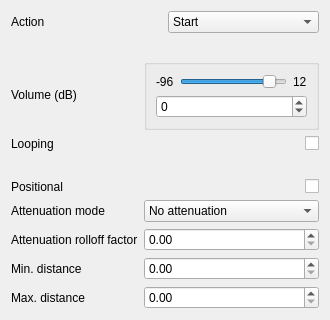
This is Gems/AudioEngineSoLoud/Code/Source/Editor/AudioFileToTriggerParamsWidget.ui in imginimg/o3de as Qt 5 draws it before an edit. The edited form follows.
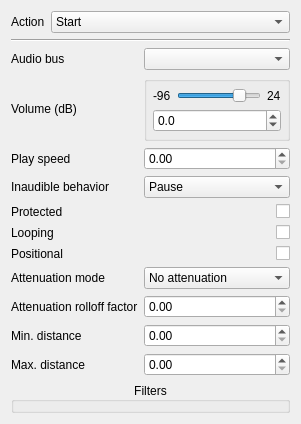
This is the edited form.

Commit message: [AudioEngineSoLoud/AudioSystem] Mix buses/filters initial implementation.

What changed in the file:
```diff
--- a/Gems/AudioEngineSoLoud/Code/Source/Editor/AudioFileToTriggerParamsWidget.ui
+++ b/Gems/AudioEngineSoLoud/Code/Source/Editor/AudioFileToTriggerParamsWidget.ui
@@ -6,17 +6,14 @@
    <rect>
     <x>0</x>
     <y>0</y>
-    <width>330</width>
-    <height>320</height>
+    <width>314</width>
+    <height>434</height>
    </rect>
   </property>
-  <property name="minimumSize">
-   <size>
-    <width>250</width>
-    <height>0</height>
-   </size>
-  </property>
   <layout class="QVBoxLayout" name="verticalLayout">
+   <property name="sizeConstraint">
+    <enum>QLayout::SetFixedSize</enum>
+   </property>
    <item>
     <layout class="QHBoxLayout" name="horizontalLayout">
      <item>
@@ -28,6 +25,12 @@
      </item>
      <item>
       <widget class="QComboBox" name="m_actionCB">
+       <property name="sizePolicy">
+        <sizepolicy hsizetype="MinimumExpanding" vsizetype="Fixed">
+         <horstretch>0</horstretch>
+         <verstretch>0</verstretch>
+        </sizepolicy>
+       </property>
        <item>
         <property name="text">
          <string>Start</string>
@@ -52,14 +55,21 @@
      </item>
     </layout>
    </item>
+   <item>
+    <widget class="Line" name="line">
+     <property name="orientation">
+      <enum>Qt::Horizontal</enum>
+     </property>
+    </widget>
+   </item>
    <item>
     <widget class="QWidget" name="m_dependentWidgetsParent" native="true">
-     <layout class="QGridLayout" name="gridLayout">
+     <layout class="QFormLayout" name="formLayout">
       <property name="leftMargin">
        <number>0</number>
       </property>
       <property name="topMargin">
-       <number>20</number>
+       <number>0</number>
       </property>
       <property name="rightMargin">
        <number>0</number>
@@ -67,44 +77,50 @@
       <property name="bottomMargin">
        <number>0</number>
       </property>
-      <item row="7" column="1">
-       <widget class="QDoubleSpinBox" name="m_maxDistanceDSB">
-        <property name="maximum">
-         <double>99999.000000000000000</double>
-        </property>
-       </widget>
-      </item>
       <item row="0" column="0">
-       <layout class="QVBoxLayout" name="verticalLayout_3">
-        <item>
-         <widget class="QLabel" name="label_4">
-          <property name="text">
-           <string>Volume (dB)</string>
-          </property>
-         </widget>
-        </item>
-       </layout>
-      </item>
-      <item row="5" column="0">
-       <widget class="QLabel" name="label_9">
+       <widget class="QLabel" name="label_3">
         <property name="text">
-         <string>Attenuation rolloff factor</string>
-        </property>
-       </widget>
-      </item>
-      <item row="6" column="0">
-       <widget class="QLabel" name="label_5">
-        <property name="text">
-         <string>Min. distance</string>
+         <string>Audio bus</string>
         </property>
        </widget>
       </item>
       <item row="0" column="1">
+       <widget class="QComboBox" name="m_audioBusCB"/>
+      </item>
+      <item row="1" column="0">
+       <widget class="QLabel" name="label_4">
+        <property name="sizePolicy">
+         <sizepolicy hsizetype="MinimumExpanding" vsizetype="Expanding">
+          <horstretch>0</horstretch>
+          <verstretch>0</verstretch>
+         </sizepolicy>
+        </property>
+        <property name="text">
+         <string>Volume (dB)</string>
+        </property>
+       </widget>
+      </item>
+      <item row="1" column="1">
        <widget class="QGroupBox" name="groupBox">
         <property name="title">
          <string/>
         </property>
         <layout class="QVBoxLayout" name="verticalLayout_2">
+         <property name="spacing">
+          <number>6</number>
+         </property>
+         <property name="leftMargin">
+          <number>6</number>
+         </property>
+         <property name="topMargin">
+          <number>6</number>
+         </property>
+         <property name="rightMargin">
+          <number>6</number>
+         </property>
+         <property name="bottomMargin">
+          <number>6</number>
+         </property>
          <item>
           <layout class="QHBoxLayout" name="horizontalLayout_3">
            <item>
@@ -120,7 +136,7 @@
               <number>-96</number>
              </property>
              <property name="maximum">
-              <number>12</number>
+              <number>24</number>
              </property>
              <property name="orientation">
               <enum>Qt::Horizontal</enum>
@@ -130,33 +146,36 @@
            <item>
             <widget class="QLabel" name="label_12">
              <property name="text">
-              <string>12</string>
+              <string>24</string>
              </property>
             </widget>
            </item>
           </layout>
          </item>
          <item>
-          <widget class="QSpinBox" name="m_volumeSB">
+          <widget class="QDoubleSpinBox" name="m_volumeDSB">
+           <property name="decimals">
+            <number>1</number>
+           </property>
            <property name="minimum">
-            <number>-96</number>
+            <double>-96.000000000000000</double>
            </property>
            <property name="maximum">
-            <number>12</number>
+            <double>96.000000000000000</double>
            </property>
           </widget>
          </item>
         </layout>
        </widget>
       </item>
+      <item row="5" column="0">
+       <widget class="QLabel" name="label">
+        <property name="text">
+         <string>Looping</string>
+        </property>
+       </widget>
+      </item>
       <item row="5" column="1">
-       <widget class="QDoubleSpinBox" name="m_attenuationRolloffFactorDSB">
-        <property name="maximum">
-         <double>99999.000000000000000</double>
-        </property>
-       </widget>
-      </item>
-      <item row="1" column="1">
        <widget class="QCheckBox" name="m_loopingChB">
         <property name="layoutDirection">
          <enum>Qt::RightToLeft</enum>
@@ -166,14 +185,31 @@
         </property>
        </widget>
       </item>
-      <item row="3" column="0">
+      <item row="6" column="0">
        <widget class="QLabel" name="label_2">
         <property name="text">
          <string>Positional</string>
         </property>
        </widget>
       </item>
-      <item row="4" column="1">
+      <item row="6" column="1">
+       <widget class="QCheckBox" name="m_positionalChB">
+        <property name="layoutDirection">
+         <enum>Qt::RightToLeft</enum>
+        </property>
+        <property name="checkable">
+         <bool>true</bool>
+        </property>
+       </widget>
+      </item>
+      <item row="7" column="0">
+       <widget class="QLabel" name="label_8">
+        <property name="text">
+         <string>Attenuation mode</string>
+        </property>
+       </widget>
+      </item>
+      <item row="7" column="1">
        <widget class="QComboBox" name="m_attenuationModeCB">
         <item>
          <property name="text">
@@ -197,56 +233,110 @@
         </item>
        </widget>
       </item>
-      <item row="7" column="0">
+      <item row="8" column="0">
+       <widget class="QLabel" name="label_9">
+        <property name="text">
+         <string>Attenuation rolloff factor</string>
+        </property>
+       </widget>
+      </item>
+      <item row="8" column="1">
+       <widget class="QDoubleSpinBox" name="m_attenuationRolloffFactorDSB">
+        <property name="maximum">
+         <double>99999.000000000000000</double>
+        </property>
+       </widget>
+      </item>
+      <item row="9" column="0">
+       <widget class="QLabel" name="label_5">
+        <property name="text">
+         <string>Min. distance</string>
+        </property>
+       </widget>
+      </item>
+      <item row="9" column="1">
+       <widget class="QDoubleSpinBox" name="m_minDistanceDSB">
+        <property name="maximum">
+         <double>99999.000000000000000</double>
+        </property>
+       </widget>
+      </item>
+      <item row="10" column="0">
        <widget class="QLabel" name="label_6">
         <property name="text">
          <string>Max. distance</string>
         </property>
        </widget>
       </item>
+      <item row="10" column="1">
+       <widget class="QDoubleSpinBox" name="m_maxDistanceDSB">
+        <property name="maximum">
+         <double>99999.000000000000000</double>
+        </property>
+       </widget>
+      </item>
       <item row="4" column="0">
-       <widget class="QLabel" name="label_8">
+       <widget class="QLabel" name="label_10">
         <property name="text">
-         <string>Attenuation mode</string>
+         <string>Protected</string>
+        </property>
+       </widget>
+      </item>
+      <item row="4" column="1">
+       <widget class="QCheckBox" name="m_protectedChB">
+        <property name="layoutDirection">
+         <enum>Qt::RightToLeft</enum>
+        </property>
+        <property name="checkable">
+         <bool>true</bool>
+        </property>
+       </widget>
+      </item>
+      <item row="3" column="0">
+       <widget class="QLabel" name="label_13">
+        <property name="text">
+         <string>Inaudible behavior</string>
         </property>
        </widget>
       </item>
       <item row="3" column="1">
-       <widget class="QCheckBox" name="m_positionalChB">
-        <property name="layoutDirection">
-         <enum>Qt::RightToLeft</enum>
-        </property>
-        <property name="checkable">
-         <bool>true</bool>
-        </property>
+       <widget class="QComboBox" name="m_inaudibleBehaviorCB">
+        <item>
+         <property name="text">
+          <string>Pause</string>
+         </property>
+        </item>
+        <item>
+         <property name="text">
+          <string>Tick</string>
+         </property>
+        </item>
+        <item>
+         <property name="text">
+          <string>Kill</string>
+         </property>
+        </item>
        </widget>
       </item>
-      <item row="1" column="0">
-       <widget class="QLabel" name="label">
+      <item row="2" column="0">
+       <widget class="QLabel" name="label_14">
         <property name="text">
-         <string>Looping</string>
-        </property>
-       </widget>
-      </item>
-      <item row="6" column="1">
-       <widget class="QDoubleSpinBox" name="m_minDistanceDSB">
-        <property name="maximum">
-         <double>99999.000000000000000</double>
+         <string>Play speed</string>
         </property>
        </widget>
       </item>
       <item row="2" column="1">
-       <spacer name="verticalSpacer">
-        <property name="orientation">
-         <enum>Qt::Vertical</enum>
+       <widget class="QDoubleSpinBox" name="m_playSpeedDSB"/>
+      </item>
+      <item row="11" column="0" colspan="2">
+       <widget class="QGroupBox" name="m_filtersGB">
+        <property name="title">
+         <string>Filters</string>
         </property>
-        <property name="sizeHint" stdset="0">
-         <size>
-          <width>20</width>
-          <height>40</height>
-         </size>
+        <property name="alignment">
+         <set>Qt::AlignCenter</set>
         </property>
-       </spacer>
+       </widget>
       </item>
      </layout>
     </widget>
```
Left out of the diff: 35 changed lines with no effect on the pictures. The commit also changes 54 other files.
